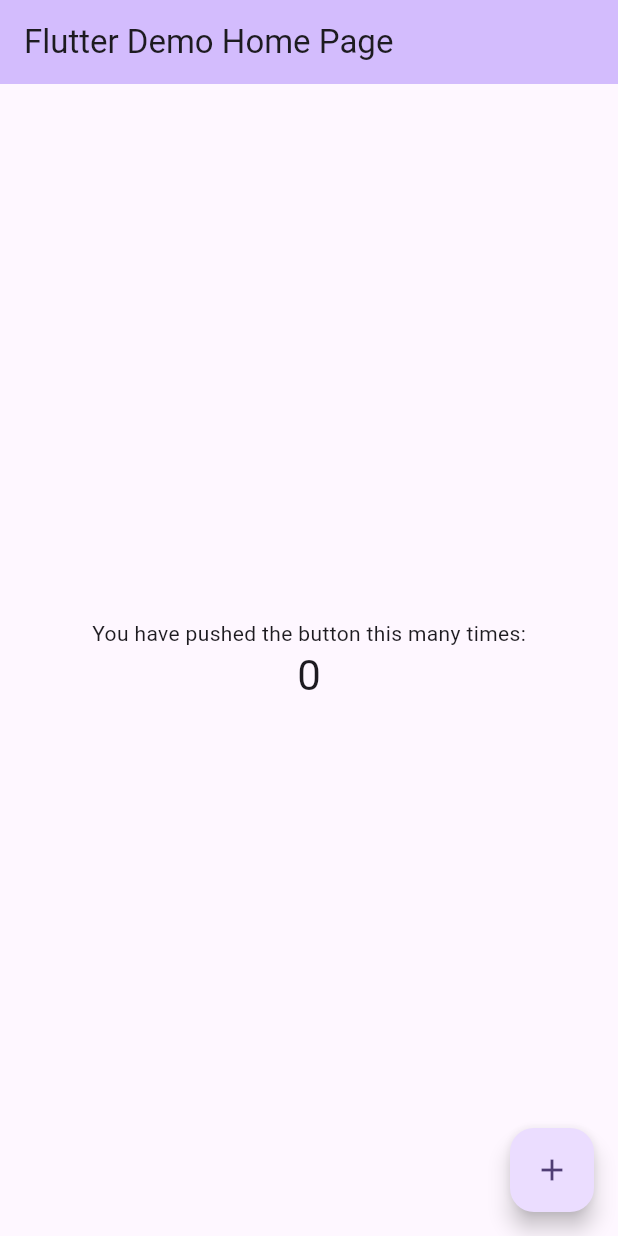
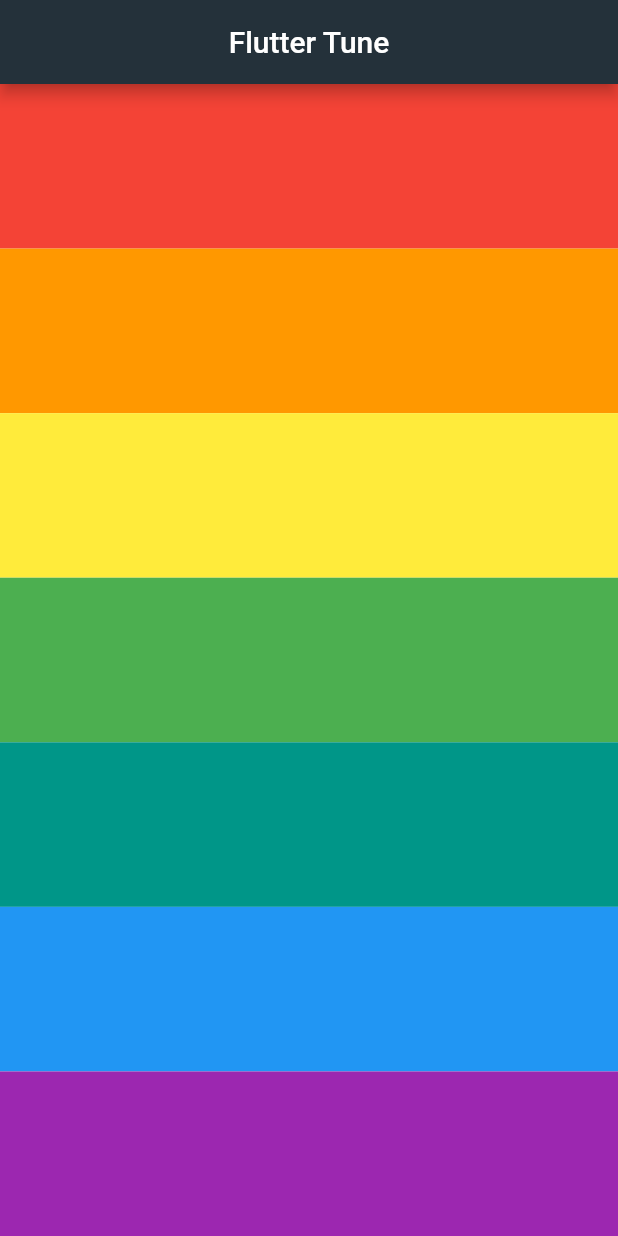
Before and after one commit to yshedid/simple_tune_player, a Flutter app: the screen it shows after launch, on a phone screen of 412 x 824 dp. Run offline on Flutter 3.47's test engine with Material 2 defaults, Android fonts, the phone set to English and light mode, and no system bars; our stand-ins replace audioplayers.

Commit message:
finished the app it's quite simple

```diff
--- /dev/null
+++ b/lib/components/items.dart
@@ -0,0 +1,20 @@
+import 'package:flutter/material.dart';
+import 'package:tunes_player_app/components/models.dart';
+
+List<Widget> tiles(List<TileData> tileData)
+{
+  List<Widget> tilesList =  [];
+  for(int i = 0; i < tileData.length; i++){
+    tilesList.add(Expanded(
+      child: GestureDetector(
+        onTap: (){
+          tileData[i].playSound();
+        },
+        child: Container(
+          color: tileData[i].color,
+        ),
+      ),
+    ));
+  }
+  return tilesList;
+}
--- /dev/null
+++ b/lib/components/models.dart
@@ -0,0 +1,24 @@
+import 'dart:ui';
+
+import 'package:audioplayers/audioplayers.dart';
+import 'package:flutter/material.dart';
+
+class TileData{
+  final Color color;
+  final String soundPath;
+  TileData({required this.color, required this.soundPath});
+  void playSound(){
+    var player = AudioPlayer();
+    player.audioCache;
+    player.play(AssetSource(soundPath));
+  }
+}
+List<TileData> tileDataList = [
+  TileData(color: Colors.red, soundPath: "note1.wav"),
+  TileData(color: Colors.orange, soundPath: "note2.wav"),
+  TileData(color: Colors.yellow, soundPath: "note3.wav"),
+  TileData(color: Colors.green, soundPath: "note4.wav"),
+  TileData(color: Colors.teal, soundPath: "note5.wav"),
+  TileData(color: Colors.blue, soundPath: "note6.wav"),
+  TileData(color: Colors.purple, soundPath: "note7.wav"),
+];
--- a/lib/main.dart
+++ b/lib/main.dart
@@ -1,125 +1,6 @@
 import 'package:flutter/material.dart';
+import 'package:tunes_player_app/tune_app.dart';
 
 void main() {
-  runApp(const MyApp());
+  runApp(TuneApp());
 }
-
-class MyApp extends StatelessWidget {
-  const MyApp({super.key});
-
-  // This widget is the root of your application.
-  @override
-  Widget build(BuildContext context) {
-    return MaterialApp(
-      title: 'Flutter Demo',
-      theme: ThemeData(
-        // This is the theme of your application.
-        //
-        // TRY THIS: Try running your application with "flutter run". You'll see
-        // the application has a blue toolbar. Then, without quitting the app,
-        // try changing the seedColor in the colorScheme below to Colors.green
-        // and then invoke "hot reload" (save your changes or press the "hot
-        // reload" button in a Flutter-supported IDE, or press "r" if you used
-        // the command line to start the app).
-        //
-        // Notice that the counter didn't reset back to zero; the application
-        // state is not lost during the reload. To reset the state, use hot
-        // restart instead.
-        //
-        // This works for code too, not just values: Most code changes can be
-        // tested with just a hot reload.
-        colorScheme: ColorScheme.fromSeed(seedColor: Colors.deepPurple),
-        useMaterial3: true,
-      ),
-      home: const MyHomePage(title: 'Flutter Demo Home Page'),
-    );
-  }
-}
-
-class MyHomePage extends StatefulWidget {
-  const MyHomePage({super.key, required this.title});
-
-  // This widget is the home page of your application. It is stateful, meaning
-  // that it has a State object (defined below) that contains fields that affect
-  // how it looks.
-
-  // This class is the configuration for the state. It holds the values (in this
-  // case the title) provided by the parent (in this case the App widget) and
-  // used by the build method of the State. Fields in a Widget subclass are
-  // always marked "final".
-
-  final String title;
-
-  @override
-  State<MyHomePage> createState() => _MyHomePageState();
-}
-
-class _MyHomePageState extends State<MyHomePage> {
-  int _counter = 0;
-
-  void _incrementCounter() {
-    setState(() {
-      // This call to setState tells the Flutter framework that something has
-      // changed in this State, which causes it to rerun the build method below
-      // so that the display can reflect the updated values. If we changed
-      // _counter without calling setState(), then the build method would not be
-      // called again, and so nothing would appear to happen.
-      _counter++;
-    });
-  }
-
-  @override
-  Widget build(BuildContext context) {
-    // This method is rerun every time setState is called, for instance as done
-    // by the _incrementCounter method above.
-    //
-    // The Flutter framework has been optimized to make rerunning build methods
-    // fast, so that you can just rebuild anything that needs updating rather
-    // than having to individually change instances of widgets.
-    return Scaffold(
-      appBar: AppBar(
-        // TRY THIS: Try changing the color here to a specific color (to
-        // Colors.amber, perhaps?) and trigger a hot reload to see the AppBar
-        // change color while the other colors stay the same.
-        backgroundColor: Theme.of(context).colorScheme.inversePrimary,
-        // Here we take the value from the MyHomePage object that was created by
-        // the App.build method, and use it to set our appbar title.
-        title: Text(widget.title),
-      ),
-      body: Center(
-        // Center is a layout widget. It takes a single child and positions it
-        // in the middle of the parent.
-        child: Column(
-          // Column is also a layout widget. It takes a list of children and
-          // arranges them vertically. By default, it sizes itself to fit its
-          // children horizontally, and tries to be as tall as its parent.
-          //
-          // Column has various properties to control how it sizes itself and
-          // how it positions its children. Here we use mainAxisAlignment to
-          // center the children vertically; the main axis here is the vertical
-          // axis because Columns are vertical (the cross axis would be
-          // horizontal).
-          //
-          // TRY THIS: Invoke "debug painting" (choose the "Toggle Debug Paint"
-          // action in the IDE, or press "p" in the console), to see the
-          // wireframe for each widget.
-          mainAxisAlignment: MainAxisAlignment.center,
-          children: <Widget>[
-            const Text(
-              'You have pushed the button this many times:',
-            ),
-            Text(
-              '$_counter',
-              style: Theme.of(context).textTheme.headlineMedium,
-            ),
-          ],
-        ),
-      ),
-      floatingActionButton: FloatingActionButton(
-        onPressed: _incrementCounter,
-        tooltip: 'Increment',
-        child: const Icon(Icons.add),
-      ), // This trailing comma makes auto-formatting nicer for build methods.
-    );
-  }
-}
--- /dev/null
+++ b/lib/tune_app.dart
@@ -0,0 +1,30 @@
+import 'package:flutter/material.dart';
+
+import 'components/items.dart';
+import 'components/models.dart';
+
+class TuneApp extends StatelessWidget {
+  const TuneApp({super.key});
+
+  @override
+  Widget build(BuildContext context) {
+    return MaterialApp(
+      debugShowCheckedModeBanner: false,
+      title: "Flutter Tune",
+      home: Scaffold(
+        appBar: AppBar(
+          title:const Center(
+            child:  Text("Flutter Tune",style: TextStyle(
+              color: Colors.white,
+              fontSize: 20
+            ),),
+          ),
+          backgroundColor: Color(0xff24313a),
+        ),
+        body: Column(
+          children: tiles(tileDataList),
+        ),
+      ),
+    );
+  }
+}
--- a/pubspec.yaml
+++ b/pubspec.yaml
@@ -35,6 +35,7 @@ dependencies:
   # The following adds the Cupertino Icons font to your application.
   # Use with the CupertinoIcons class for iOS style icons.
   cupertino_icons: ^1.0.2
+  audioplayers: ^5.1.0
 
 dev_dependencies:
   flutter_test:
@@ -59,8 +60,8 @@ flutter:
   uses-material-design: true
 
   # To add assets to your application, add an assets section, like this:
-  # assets:
-  #   - images/a_dot_burr.jpeg
+  assets:
+    - assets/
   #   - images/a_dot_ham.jpeg
 
   # An image asset can refer to one or more resolution-specific "variants", see
```
Also changed, not shown: pubspec.lock, 12 other files.
